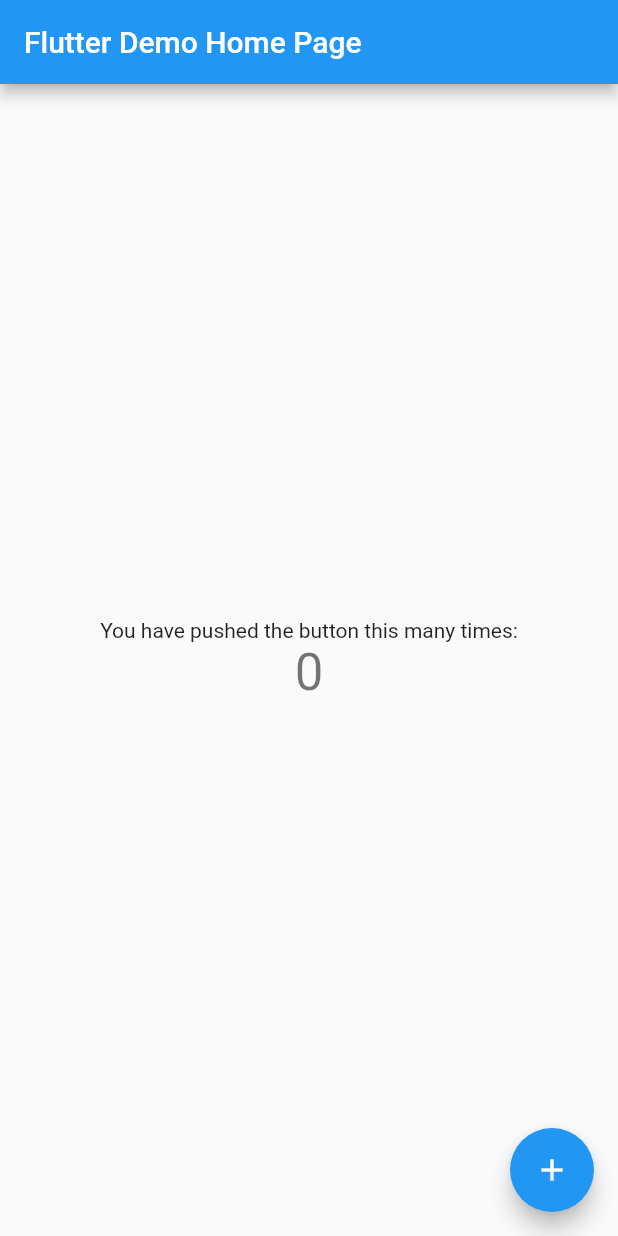
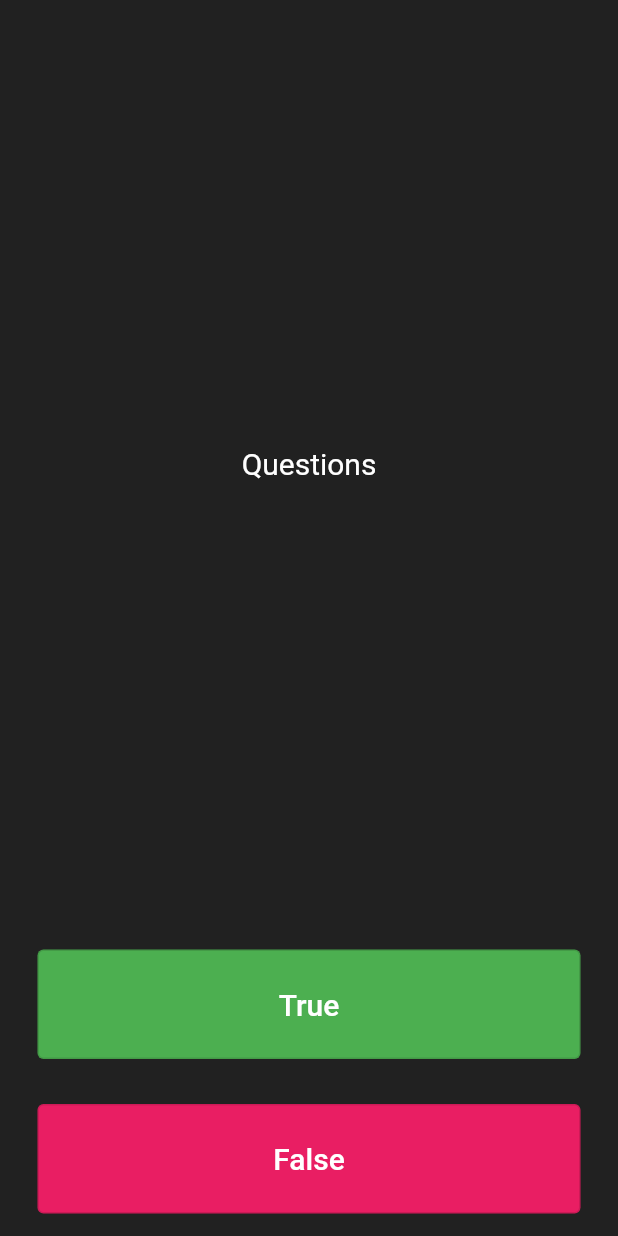
Before and after one commit to Krupa10/quizzler_app, a Flutter app: the screen it shows after launch, on a phone screen of 412 x 824 dp. Run offline on Flutter 3.47's test engine with Material 2 defaults, Android fonts, the phone set to English and light mode, and no system bars.

Commit message:
Basic implementation of widgets

```diff
--- a/lib/main.dart
+++ b/lib/main.dart
@@ -1,115 +1,76 @@
 import 'package:flutter/material.dart';
 
-void main() {
-  runApp(const MyApp());
-}
+void main() => runApp(const Quizzler());
 
-class MyApp extends StatelessWidget {
-  const MyApp({super.key});
+class Quizzler extends StatelessWidget {
+  const Quizzler({super.key});
 
   // This widget is the root of your application.
   @override
   Widget build(BuildContext context) {
     return MaterialApp(
-      title: 'Flutter Demo',
-      theme: ThemeData(
-        // This is the theme of your application.
-        //
-        // Try running your application with "flutter run". You'll see the
-        // application has a blue toolbar. Then, without quitting the app, try
-        // changing the primarySwatch below to Colors.green and then invoke
-        // "hot reload" (press "r" in the console where you ran "flutter run",
-        // or simply save your changes to "hot reload" in a Flutter IDE).
-        // Notice that the counter didn't reset back to zero; the application
-        // is not restarted.
-        primarySwatch: Colors.blue,
+      home: Scaffold(
+        backgroundColor: Colors.grey.shade900,
+        body: const SafeArea(
+          child: Padding(
+            padding: EdgeInsets.symmetric(horizontal: 10),
+            child: QuizPage(),
+          ),
+        ),
       ),
-      home: const MyHomePage(title: 'Flutter Demo Home Page'),
     );
   }
 }
 
-class MyHomePage extends StatefulWidget {
-  const MyHomePage({super.key, required this.title});
-
-  // This widget is the home page of your application. It is stateful, meaning
-  // that it has a State object (defined below) that contains fields that affect
-  // how it looks.
-
-  // This class is the configuration for the state. It holds the values (in this
-  // case the title) provided by the parent (in this case the App widget) and
-  // used by the build method of the State. Fields in a Widget subclass are
-  // always marked "final".
-
-  final String title;
+class QuizPage extends StatefulWidget {
+  const QuizPage({Key? key}) : super(key: key);
 
   @override
-  State<MyHomePage> createState() => _MyHomePageState();
+  State<QuizPage> createState() => _QuizPageState();
 }
 
-class _MyHomePageState extends State<MyHomePage> {
-  int _counter = 0;
-
-  void _incrementCounter() {
-    setState(() {
-      // This call to setState tells the Flutter framework that something has
-      // changed in this State, which causes it to rerun the build method below
-      // so that the display can reflect the updated values. If we changed
-      // _counter without calling setState(), then the build method would not be
-      // called again, and so nothing would appear to happen.
-      _counter++;
-    });
-  }
-
+class _QuizPageState extends State<QuizPage> {
   @override
   Widget build(BuildContext context) {
-    // This method is rerun every time setState is called, for instance as done
-    // by the _incrementCounter method above.
-    //
-    // The Flutter framework has been optimized to make rerunning build methods
-    // fast, so that you can just rebuild anything that needs updating rather
-    // than having to individually change instances of widgets.
-    return Scaffold(
-      appBar: AppBar(
-        // Here we take the value from the MyHomePage object that was created by
-        // the App.build method, and use it to set our appbar title.
-        title: Text(widget.title),
-      ),
-      body: Center(
-        // Center is a layout widget. It takes a single child and positions it
-        // in the middle of the parent.
-        child: Column(
-          // Column is also a layout widget. It takes a list of children and
-          // arranges them vertically. By default, it sizes itself to fit its
-          // children horizontally, and tries to be as tall as its parent.
-          //
-          // Invoke "debug painting" (press "p" in the console, choose the
-          // "Toggle Debug Paint" action from the Flutter Inspector in Android
-          // Studio, or the "Toggle Debug Paint" command in Visual Studio Code)
-          // to see the wireframe for each widget.
-          //
-          // Column has various properties to control how it sizes itself and
-          // how it positions its children. Here we use mainAxisAlignment to
-          // center the children vertically; the main axis here is the vertical
-          // axis because Columns are vertical (the cross axis would be
-          // horizontal).
-          mainAxisAlignment: MainAxisAlignment.center,
-          children: <Widget>[
-            const Text(
-              'You have pushed the button this many times:',
-            ),
-            Text(
-              '$_counter',
-              style: Theme.of(context).textTheme.headlineMedium,
-            ),
-          ],
-        ),
-      ),
-      floatingActionButton: FloatingActionButton(
-        onPressed: _incrementCounter,
-        tooltip: 'Increment',
-        child: const Icon(Icons.add),
-      ), // This trailing comma makes auto-formatting nicer for build methods.
+    return Column(
+      mainAxisAlignment: MainAxisAlignment.spaceBetween,
+      crossAxisAlignment: CrossAxisAlignment.stretch,
+      children: [
+        const Expanded(
+            flex: 6,
+            child: Center(
+              child: Text(
+                "Questions",
+                style: TextStyle(fontSize: 20, color: Colors.white),
+              ),
+            )),
+        Expanded(
+            child: Padding(
+          padding: const EdgeInsets.all(15.0),
+          child: OutlinedButton(
+              style: ButtonStyle(
+                  backgroundColor:
+                      MaterialStateProperty.all<Color>(Colors.green)),
+              onPressed: () {},
+              child: const Text(
+                "True",
+                style: TextStyle(fontSize: 20, color: Colors.white),
+              )),
+        )),
+        Expanded(
+            child: Padding(
+          padding: const EdgeInsets.all(15.0),
+          child: OutlinedButton(
+              style: ButtonStyle(
+                  backgroundColor:
+                      MaterialStateProperty.all<Color>(Colors.pink)),
+              onPressed: () {},
+              child: const Text(
+                "False",
+                style: TextStyle(fontSize: 20, color: Colors.white),
+              )),
+        ))
+      ],
     );
   }
 }
```
Also changed, not shown: 1 other file.
